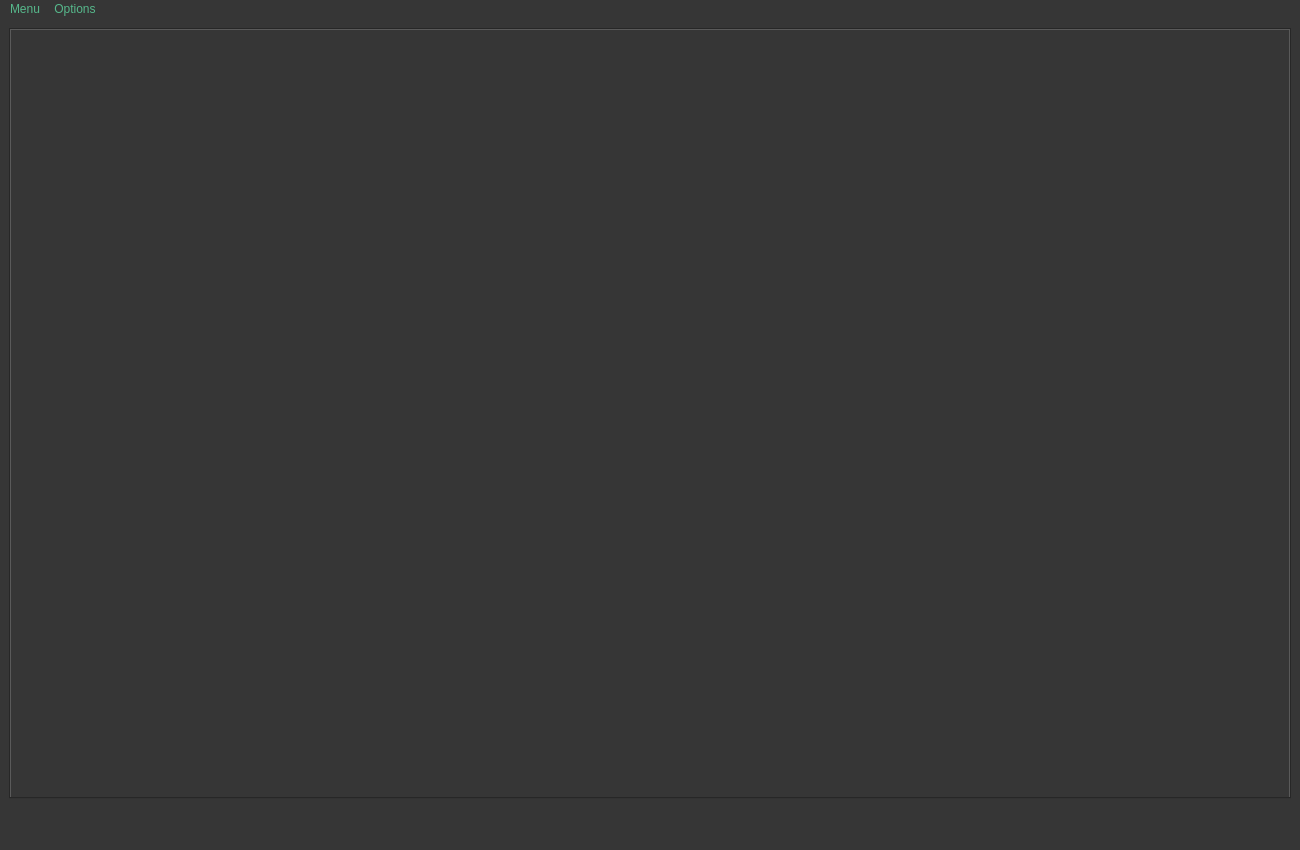
Above: gui/ui_files/MainMenu.ui from iBridges-for-iRODS/iBridges-GUI before the change. Below: the same form after it.
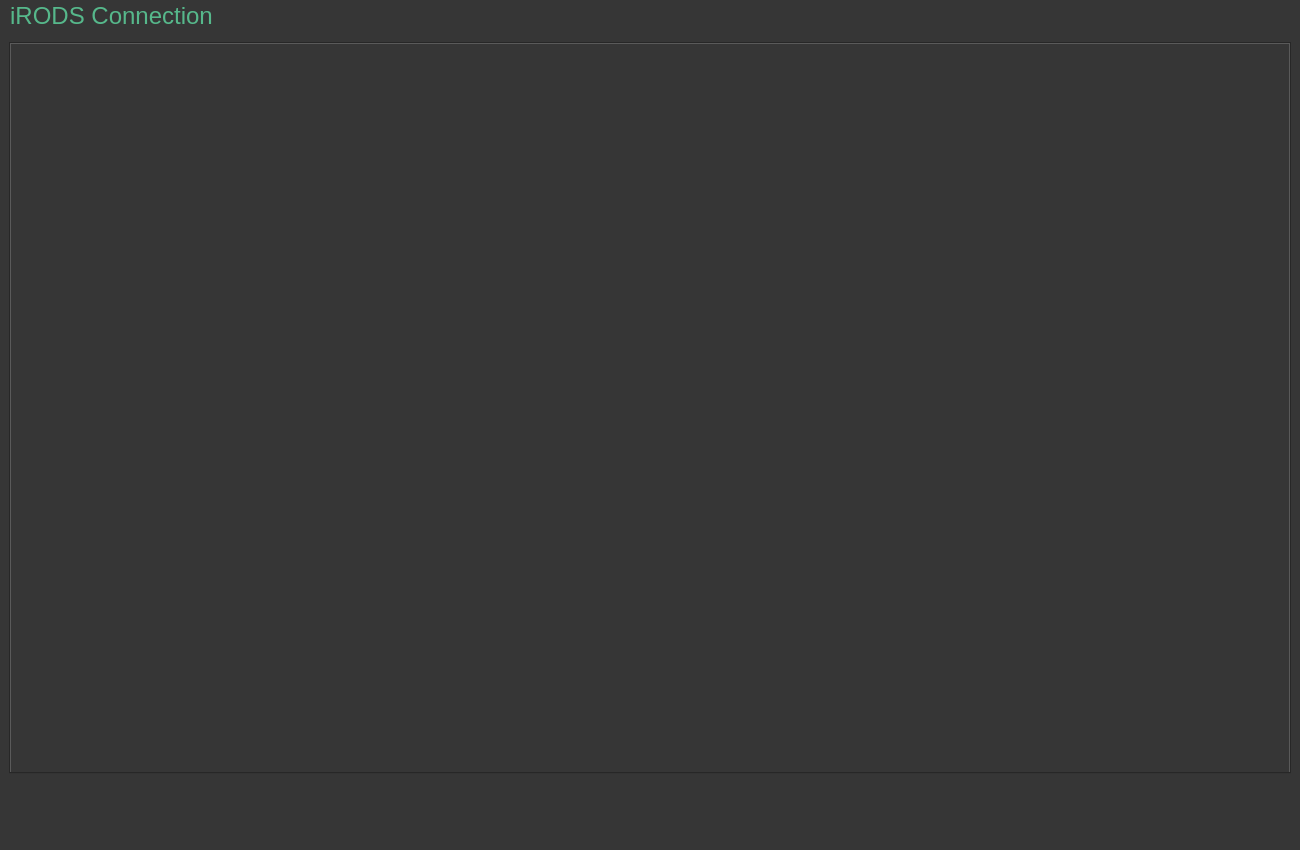
That is the form after the change.

Diff of the .ui file:
```diff
--- a/gui/ui_files/MainMenu.ui
+++ b/gui/ui_files/MainMenu.ui
@@ -25,6 +25,7 @@
 	color: rgb(86, 184, 139);
 	background-color: rgb(54, 54, 54);
 	selection-background-color: rgb(58, 152, 112);
+    font: 18pt;
 }
 
 QLabel#globalErrorLabel
@@ -51,6 +52,13 @@
         <height>300</height>
        </size>
       </property>
+      <property name="font">
+       <font>
+        <pointsize>18</pointsize>
+        <italic>false</italic>
+        <bold>false</bold>
+       </font>
+      </property>
       <property name="currentIndex">
        <number>-1</number>
       </property>
@@ -74,36 +82,32 @@
      <x>0</x>
      <y>0</y>
      <width>1300</width>
-     <height>37</height>
+     <height>27</height>
     </rect>
    </property>
+   <property name="font">
+    <font>
+     <pointsize>18</pointsize>
+     <italic>false</italic>
+     <bold>false</bold>
+    </font>
+   </property>
    <widget class="QMenu" name="menuMenu">
     <property name="font">
      <font>
-      <pointsize>13</pointsize>
+      <pointsize>18</pointsize>
+      <italic>false</italic>
       <bold>false</bold>
      </font>
     </property>
     <property name="title">
-     <string>Menu</string>
+     <string>iRODS Connection</string>
     </property>
     <addaction name="actionConnect"/>
     <addaction name="actionCloseSession"/>
     <addaction name="actionExit"/>
    </widget>
-   <widget class="QMenu" name="menuOptions">
-    <property name="font">
-     <font>
-      <pointsize>13</pointsize>
-     </font>
-    </property>
-    <property name="title">
-     <string>Options</string>
-    </property>
-    <addaction name="actionSearch"/>
-   </widget>
    <addaction name="menuMenu"/>
-   <addaction name="menuOptions"/>
   </widget>
   <widget class="QStatusBar" name="statusbar"/>
   <action name="actionCloseSession">
```
Left out of the diff: 6 changed lines with no effect on the pictures.
